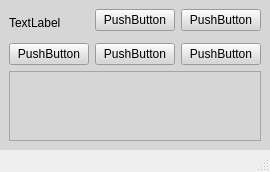
Above: Mebel_aplication/mainwindow.ui from ValeZh/Project_mebel before the change. Below: the same form after it.
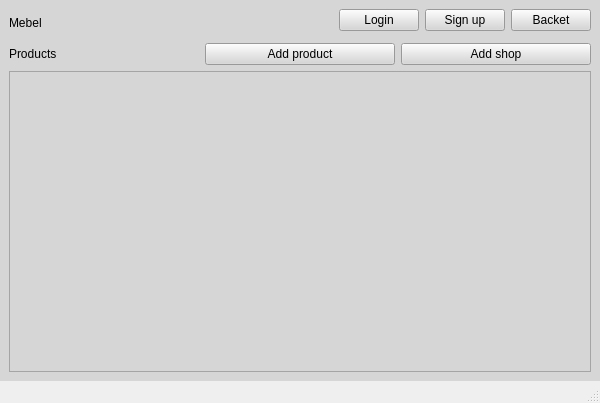
That is the form after the change.

What changed in the file:
```diff
--- a/Mebel_aplication/mainwindow.ui
+++ b/Mebel_aplication/mainwindow.ui
@@ -2,6 +2,14 @@
 <ui version="4.0">
  <class>MainWindow</class>
  <widget class="QMainWindow" name="MainWindow">
+  <property name="geometry">
+   <rect>
+    <x>0</x>
+    <y>0</y>
+    <width>600</width>
+    <height>403</height>
+   </rect>
+  </property>
   <property name="windowTitle">
    <string>MainWindow</string>
   </property>
@@ -17,7 +25,7 @@
         <item>
          <widget class="QLabel" name="label">
           <property name="text">
-           <string>TextLabel</string>
+           <string>Mebel</string>
           </property>
          </widget>
         </item>
@@ -30,14 +38,21 @@
           <item>
            <widget class="QPushButton" name="pushButton_7">
             <property name="text">
-             <string>PushButton</string>
+             <string>Login</string>
+            </property>
+           </widget>
+          </item>
+          <item>
+           <widget class="QPushButton" name="signUp">
+            <property name="text">
+             <string>Sign up</string>
             </property>
            </widget>
           </item>
           <item>
            <widget class="QPushButton" name="pushButton_6">
             <property name="text">
-             <string>PushButton</string>
+             <string>Backet</string>
             </property>
            </widget>
           </item>
@@ -67,23 +82,23 @@
     <item>
      <layout class="QHBoxLayout" name="horizontalLayout_7">
       <item>
-       <widget class="QPushButton" name="pushButton_3">
+       <widget class="QLabel" name="label_2">
         <property name="text">
-         <string>PushButton</string>
+         <string>Products</string>
         </property>
        </widget>
       </item>
       <item>
        <widget class="QPushButton" name="pushButton_2">
         <property name="text">
-         <string>PushButton</string>
+         <string>Add product</string>
         </property>
        </widget>
       </item>
       <item>
        <widget class="QPushButton" name="pushButton">
         <property name="text">
-         <string>PushButton</string>
+         <string>Add shop</string>
         </property>
        </widget>
       </item>
@@ -102,8 +117,8 @@
         <rect>
          <x>0</x>
          <y>0</y>
-         <width>559</width>
-         <height>270</height>
+         <width>580</width>
+         <height>248</height>
         </rect>
        </property>
       </widget>
```
Left out of the diff: 8 changed lines with no effect on the pictures.
